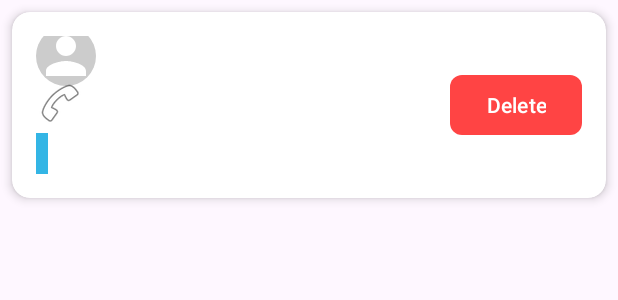
After one commit to kuroshinhan/PRM-GR8, an Android app: the layout user_item.xml on its own in the app's theme, with its tools: preview values and no code run, on a phone screen of 412 x 824 dp. The commit adds this screen. Shown: the top 300 px of the screen. Run offline under Robolectric (Android 15) with nearby library versions, the phone set to English and light mode, and no system bars.

Commit message:
home admin + manage users

```diff
--- /dev/null
+++ b/PRM_GROUP8/app/src/main/res/drawable/default_avatar.xml
@@ -0,0 +1,17 @@
+<?xml version="1.0" encoding="utf-8"?>
+<vector xmlns:android="http://schemas.android.com/apk/res/android"
+    android:width="24dp"
+    android:height="24dp"
+    android:viewportWidth="24.0"
+    android:viewportHeight="24.0">
+
+    <!-- Vòng tròn nền -->
+    <path
+        android:fillColor="#CCCCCC"
+        android:pathData="M12,12m-12,0a12,12 0,1 1,24 0a12,12 0,1 1,-24 0"/>
+
+    <!-- Icon người dùng -->
+    <path
+        android:fillColor="#FFFFFF"
+        android:pathData="M12,12c2.21,0 4,-1.79 4,-4s-1.79,-4 -4,-4 -4,1.79 -4,4 1.79,4 4,4zM12,14c-2.67,0 -8,1.34 -8,4v2h16v-2c0,-2.66 -5.33,-4 -8,-4z"/>
+</vector>
--- /dev/null
+++ b/PRM_GROUP8/app/src/main/res/layout/user_item.xml
@@ -0,0 +1,77 @@
+<?xml version="1.0" encoding="utf-8"?>
+<androidx.cardview.widget.CardView xmlns:android="http://schemas.android.com/apk/res/android"
+    xmlns:app="http://schemas.android.com/apk/res-auto"
+    android:layout_width="match_parent"
+    android:layout_height="wrap_content"
+    android:layout_margin="8dp"
+    app:cardCornerRadius="12dp"
+    app:cardElevation="4dp">
+
+    <androidx.constraintlayout.widget.ConstraintLayout
+        android:layout_width="match_parent"
+        android:layout_height="wrap_content"
+        android:padding="16dp">
+
+        <!-- Cập nhật ImageView cho avatar -->
+        <ImageView
+            android:id="@+id/avatarImageView"
+            android:layout_width="40dp"
+            android:layout_height="40dp"
+            android:layout_marginEnd="8dp"
+            android:background="@android:color/transparent"
+            android:contentDescription="Avatar"
+            android:scaleType="centerCrop"
+            android:src="@drawable/default_avatar"
+            app:layout_constraintBottom_toBottomOf="@id/usernameTextView"
+            app:layout_constraintEnd_toStartOf="@id/usernameTextView"
+            app:layout_constraintStart_toStartOf="parent"
+            app:layout_constraintTop_toTopOf="parent" />
+
+        <!-- Các phần còn lại giữ nguyên -->
+        <TextView
+            android:id="@+id/usernameTextView"
+            android:layout_width="0dp"
+            android:layout_height="wrap_content"
+            android:textSize="18sp"
+            android:textStyle="bold"
+            android:textColor="@android:color/black"
+            app:layout_constraintStart_toEndOf="@id/avatarImageView"
+            app:layout_constraintTop_toTopOf="parent"
+            app:layout_constraintEnd_toStartOf="@id/btn_detail"/>
+
+        <TextView
+            android:id="@+id/phoneTextView"
+            android:layout_width="wrap_content"
+            android:layout_height="wrap_content"
+            android:layout_marginTop="4dp"
+            android:drawableStart="@android:drawable/ic_menu_call"
+            android:drawablePadding="8dp"
+            app:layout_constraintStart_toStartOf="parent"
+            app:layout_constraintTop_toBottomOf="@id/usernameTextView" />
+
+        <TextView
+            android:id="@+id/roleTextView"
+            android:layout_width="wrap_content"
+            android:layout_height="wrap_content"
+            android:layout_marginTop="4dp"
+            android:background="@android:color/holo_blue_light"
+            android:padding="4dp"
+            android:textColor="@android:color/white"
+            app:layout_constraintStart_toStartOf="parent"
+            app:layout_constraintTop_toBottomOf="@id/phoneTextView" />
+
+        <com.google.android.material.button.MaterialButton
+            android:id="@+id/btn_detail"
+            android:layout_width="wrap_content"
+            android:layout_height="wrap_content"
+            android:text="@string/delete"
+            android:textColor="@android:color/white"
+            app:backgroundTint="@android:color/holo_red_light"
+            app:cornerRadius="8dp"
+            app:layout_constraintEnd_toEndOf="parent"
+            app:layout_constraintTop_toTopOf="parent"
+            app:layout_constraintBottom_toBottomOf="parent"/>
+
+    </androidx.constraintlayout.widget.ConstraintLayout>
+
+</androidx.cardview.widget.CardView>
--- a/PRM_GROUP8/app/src/main/res/values/strings.xml
+++ b/PRM_GROUP8/app/src/main/res/values/strings.xml
@@ -10,4 +10,7 @@
     <string name="register">Register</string>
     <string name="your_name">Your Name</string>
     <string name="confirm_password">Confirm Password</string>
+    <string name="manager_user">Manager User</string>
+    <string name="delete">Delete</string>
+    <string name="no_user_information">No user information</string>
 </resources>
--- a/PRM_GROUP8/gradle/libs.versions.toml
+++ b/PRM_GROUP8/gradle/libs.versions.toml
@@ -1,5 +1,5 @@
 [versions]
-agp = "8.10.1"
+agp = "8.11.1"
 junit = "4.13.2"
 junitVersion = "1.2.1"
 espressoCore = "3.6.1"
```
Also changed, not shown: PRM_GROUP8/app/src/main/AndroidManifest.xml (+8 -0 lines), PRM_GROUP8/app/src/main/java/com/example/prm_group8/DBHelper.java (+31 -0 lines), PRM_GROUP8/app/src/main/java/com/example/prm_group8/UserAdapter.java (added, +95 -0 lines), PRM_GROUP8/app/src/main/java/com/example/prm_group8/controller/HomeAdminActivity.java (+76 -2 lines), PRM_GROUP8/app/src/main/java/com/example/prm_group8/controller/ManagerUserActivity.java (added, +135 -0 lines), PRM_GROUP8/app/src/main/res/anim/slide_in_left.xml (added, +7 -0 lines), PRM_GROUP8/app/src/main/res/anim/slide_in_right.xml (added, +7 -0 lines), PRM_GROUP8/app/src/main/res/anim/slide_out_left.xml (added, +7 -0 lines), PRM_GROUP8/app/src/main/res/anim/slide_out_right.xml (added, +7 -0 lines), PRM_GROUP8/app/src/main/res/layout/activity_home_admin.xml (added, +56 -0 lines), PRM_GROUP8/app/src/main/res/layout/activity_manager_user.xml (added, +64 -0 lines), PRM_GROUP8/app/src/main/res/mipmap-hdpi/logomusic2.png (added), PRM_GROUP8/gradle/wrapper/gradle-wrapper.properties.
